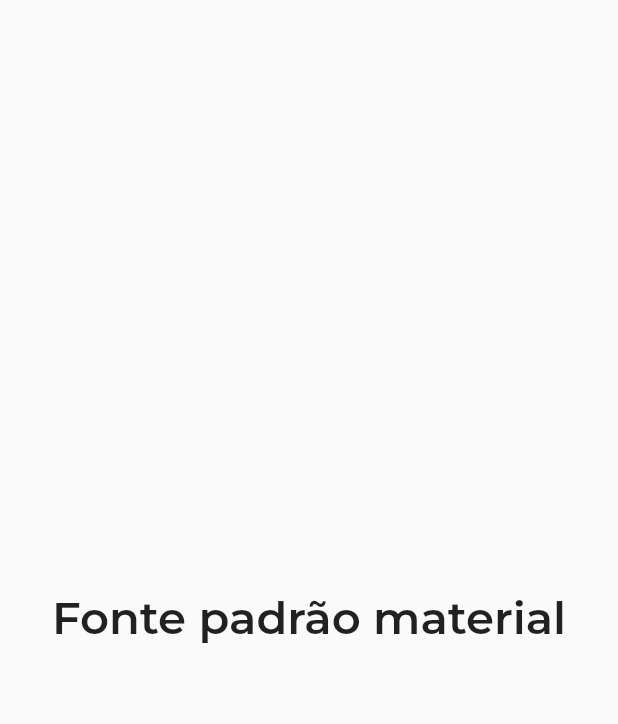
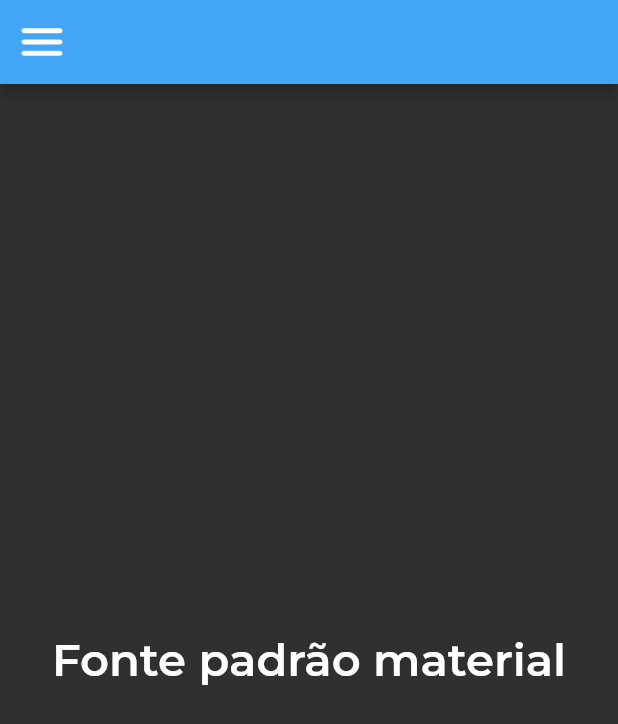
Before and after one commit to BryanDietrichBernhardt/curso-flutter-textStyle, a Flutter app: the screen it shows after launch, on a phone screen of 412 x 824 dp. Shown: the top 724 px of the screen. Run offline on Flutter 3.47's test engine with Material 2 defaults, Android fonts, the phone set to English and light mode, and no system bars; project files that could hold a hidden picture were left out.

Commit message:
Add MaterialApp ColorTheme

```diff
--- a/lib/main.dart
+++ b/lib/main.dart
@@ -13,10 +13,49 @@ class MyApp extends StatelessWidget {
       // definir tema padrão para o MaterialApp mudando o tema de todo o app
       theme: ThemeData(
         fontFamily: 'Montserrat',
+        colorScheme: ColorScheme(
+          brightness: Brightness.light,
+          primary: Colors.green.shade400,
+          secondary: Colors.green.shade400,
+          background: Colors.white,
+          surface: Colors.green.shade400,
+          error: Colors.red.shade400,
+          onPrimary: Colors.white,
+          onSecondary: Colors.white,
+          onBackground: Colors.white,
+          onSurface: Colors.white,
+          onError: Colors.white,
+        ),
       ),
+
+      darkTheme: ThemeData(
+        fontFamily: 'Montserrat',
+        colorScheme: ColorScheme(
+          brightness: Brightness.dark,
+          primary: Colors.blue.shade400,
+          secondary: Colors.blue.shade400,
+          background: Colors.white,
+          surface: Colors.blue.shade400,
+          error: Colors.red.shade400,
+          onPrimary: Colors.white,
+          onSecondary: Colors.white,
+          onBackground: Colors.white,
+          onSurface: Colors.white,
+          onError: Colors.white,
+        ),
+      ),
+
+      themeMode: ThemeMode.dark,
+
       debugShowCheckedModeBanner: false,
-      home: const Scaffold(
-        body: Center(
+      home: Scaffold(
+        appBar: AppBar(
+          leading: const Icon(
+            Icons.menu_rounded,
+            size: 36,
+          ),
+        ),
+        body: const Center(
           child: Text(
             'Fonte padrão material',
             style: TextStyle(
```
